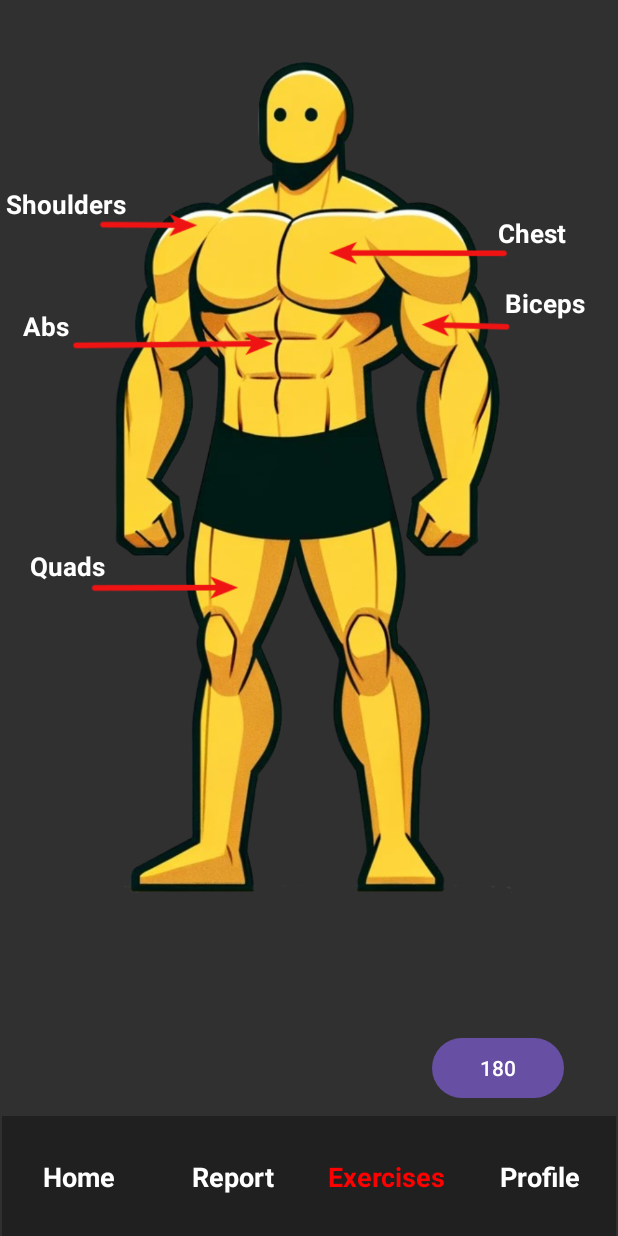
After one commit to FARH4D/workoutCompanion, an Android app: the exerciseActivity screen opened directly, with no data from a screen before it, on a phone screen of 412 x 824 dp. The commit adds this screen. Run offline under Robolectric (Android 15) with nearby library versions, the phone set to English and light mode, and no system bars.

Commit message:
Added exercise page foundations

```diff
--- a/app/src/main/AndroidManifest.xml
+++ b/app/src/main/AndroidManifest.xml
@@ -28,6 +28,9 @@
         <activity
             android:name=".reportActivity">
         </activity>
+        <activity
+            android:name=".exerciseActivity">
+        </activity>
     </application>
 
 </manifest>
--- /dev/null
+++ b/app/src/main/java/com/example/workoutcompanion/exerciseActivity.java
@@ -0,0 +1,64 @@
+package com.example.workoutcompanion;
+
+import android.os.Bundle;
+import android.view.View;
+import android.view.WindowManager;
+import android.view.animation.AlphaAnimation;
+import android.view.animation.Animation;
+import android.widget.Button;
+import android.widget.FrameLayout;
+import android.widget.ImageView;
+
+import androidx.appcompat.app.AppCompatActivity;
+
+public class exerciseActivity extends AppCompatActivity {
+    private boolean isFront = true;
+    @Override
+    protected void onCreate(Bundle savedInstanceState) {
+        super.onCreate(savedInstanceState);
+        setContentView(R.layout.exercise_page);
+        getWindow().addFlags(WindowManager.LayoutParams.FLAG_FULLSCREEN);
+
+        final FrameLayout frontContainer = findViewById(R.id.frontContainer);
+        final FrameLayout backContainer = findViewById(R.id.backContainer);
+        Button turnButton = findViewById(R.id.turnButton);
+        turnButton.setOnClickListener(new View.OnClickListener() {
+            @Override
+            public void onClick(View view) {
+                AlphaAnimation fadeOut = new AlphaAnimation(1.0f, 0.0f);
+                fadeOut.setDuration(300);
+
+                AlphaAnimation fadeIn = new AlphaAnimation(0.0f, 1.0f);
+                fadeIn.setDuration(500);
+
+                // Decides which image is going to be faded in or out depending on the isFront boolean.
+                final View toFadeOut = isFront ? frontContainer : backContainer;
+                final View toFadeIn = isFront ? backContainer : frontContainer;
+
+                // Animation listener so the fade in and out animations can happen one after the other rather than at the same time, allowing for smoother animation.
+                fadeOut.setAnimationListener(new Animation.AnimationListener() {
+                    @Override
+                    public void onAnimationStart(Animation animation) { }  // Necessary class to be implemented with AnimationListener.
+
+                    @Override
+                    public void onAnimationEnd(Animation animation) {
+                        // Hides the fading out image and starts fading in the new image.
+                        toFadeOut.setVisibility(View.GONE);
+                        toFadeIn.startAnimation(fadeIn);
+                        toFadeIn.setVisibility(View.VISIBLE);
+                    }
+
+                    @Override
+                    public void onAnimationRepeat(Animation animation) { }  // Necessary class to be implemented with AnimationListener
+                });
+
+                toFadeOut.startAnimation(fadeOut); // Starts the fade out animation
+
+                isFront = !isFront; // Toggles the boolean variable for the next button press.
+            }
+        });
+
+
+
+    }
+}
--- a/app/src/main/java/com/example/workoutcompanion/homeActivity.java
+++ b/app/src/main/java/com/example/workoutcompanion/homeActivity.java
@@ -12,21 +12,39 @@ import android.widget.TextView;
 
 public class homeActivity extends AppCompatActivity {
 
+ // REMEMBER TO COMMENT EVERYTHING
+
+
+
+
+    // REMEMBER TO COMMENT
+
     @Override
     protected void onCreate(Bundle savedInstanceState) {
         super.onCreate(savedInstanceState);
-        setContentView(R.layout.home_page);
-        getWindow().addFlags(WindowManager.LayoutParams.FLAG_FULLSCREEN);
+        setContentView(R.layout.home_page); // Gets the layout of the screen from home_page.xml and sets it according to that.
+        getWindow().addFlags(WindowManager.LayoutParams.FLAG_FULLSCREEN);  // Sets the application as full screen.
 
-        TextView reportButton = findViewById(R.id.navReport);
-        reportButton.setOnClickListener(new View.OnClickListener() {
+        TextView reportButton = findViewById(R.id.navReport); // Gets the id of the report button on the bottom nav bar.
+        reportButton.setOnClickListener(new View.OnClickListener() { // Creates an onClick listener for the report button so the application can detect when it has been clicked.
             @Override
             public void onClick(View view) {
-                Intent reportIntent = new Intent(homeActivity.this, reportActivity.class);
+                Intent reportIntent = new Intent(homeActivity.this, reportActivity.class); // Creates a new intent so the screen can be switched to the report screen.
                 startActivity(reportIntent);
+                overridePendingTransition(0, 0); // Gets rid of the animation when switching screens so the process looks smoother and less cheap.
+            }
+        });
+
+        TextView exerciseButton = findViewById(R.id.navExercises);
+        exerciseButton.setOnClickListener(new View.OnClickListener() {
+            @Override
+            public void onClick(View view) {
+                Intent exerciseIntent = new Intent(homeActivity.this, exerciseActivity.class);
+                startActivity(exerciseIntent);
                 overridePendingTransition(0, 0);
             }
         });
+
     }
     @Override
     public void onBackPressed() {
--- /dev/null
+++ b/app/src/main/res/layout/exercise_page.xml
@@ -0,0 +1,269 @@
+<?xml version="1.0" encoding="utf-8"?>
+<androidx.constraintlayout.widget.ConstraintLayout xmlns:android="http://schemas.android.com/apk/res/android"
+    xmlns:app="http://schemas.android.com/apk/res-auto"
+    xmlns:tools="http://schemas.android.com/tools"
+    android:layout_width="match_parent"
+    android:layout_height="match_parent"
+    android:background="#313030">
+
+    <FrameLayout
+        android:id="@+id/frontContainer"
+        android:layout_width="match_parent"
+        android:layout_height="wrap_content"
+        app:layout_constraintStart_toStartOf="parent"
+        app:layout_constraintTop_toTopOf="parent"
+        android:visibility="visible">
+
+        <ImageView
+            android:id="@+id/yellowGuyForward"
+            android:layout_gravity="center"
+            android:layout_width="350dp"
+            android:layout_height="590dp"
+            android:layout_marginStart="49dp"
+            android:layout_marginTop="5dp"
+            android:layout_marginEnd="49dp"
+            app:layout_constraintEnd_toEndOf="parent"
+            app:layout_constraintHorizontal_bias="0.52"
+            app:layout_constraintStart_toStartOf="parent"
+            app:layout_constraintTop_toTopOf="parent"
+            app:srcCompat="@drawable/yellowguy_forward" />
+
+        <TextView
+            android:id="@+id/shoulderLabel"
+            android:layout_width="90dp"
+            android:layout_height="25dp"
+            android:text="Shoulders"
+            android:textColor="@color/white"
+            android:textStyle="bold"
+            android:textSize="17sp"
+            android:layout_marginTop="124dp"
+            android:layout_marginLeft="4dp"/>
+
+        <TextView
+            android:id="@+id/chestLabel"
+            android:layout_width="80dp"
+            android:layout_height="25dp"
+            android:text="Chest"
+            android:layout_gravity="right"
+            android:textColor="@color/white"
+            android:textStyle="bold"
+            android:textSize="17sp"
+            android:layout_marginTop="143dp" />
+
+        <TextView
+            android:id="@+id/absLabel"
+            android:layout_width="90dp"
+            android:layout_height="25dp"
+            android:text="Abs"
+            android:textColor="@color/white"
+            android:textStyle="bold"
+            android:textSize="17sp"
+            android:layout_marginTop="205dp"
+            android:layout_marginLeft="15dp"/>
+
+        <TextView
+            android:id="@+id/bicepLabel"
+            android:layout_width="75dp"
+            android:layout_height="25dp"
+            android:text="Biceps"
+            android:layout_gravity="right"
+            android:textColor="@color/white"
+            android:textStyle="bold"
+            android:textSize="17sp"
+            android:layout_marginTop="190dp"
+            android:layout_marginLeft="12dp"/>
+
+        <TextView
+            android:id="@+id/quadLabel"
+            android:layout_width="90dp"
+            android:layout_height="25dp"
+            android:text="Quads"
+            android:textColor="@color/white"
+            android:textStyle="bold"
+            android:textSize="17sp"
+            android:layout_marginTop="365dp"
+            android:layout_marginLeft="20dp"/>
+
+
+    </FrameLayout>
+
+    <FrameLayout
+        android:id="@+id/backContainer"
+        android:layout_width="match_parent"
+        android:layout_height="wrap_content"
+        app:layout_constraintEnd_toEndOf="parent"
+        app:layout_constraintStart_toStartOf="parent"
+        app:layout_constraintTop_toTopOf="parent"
+        android:visibility="gone">
+
+
+        <ImageView
+            android:id="@+id/yellowGuyBackward"
+            android:layout_gravity="center"
+            android:layout_width="350dp"
+            android:layout_height="590dp"
+            android:layout_marginStart="49dp"
+            android:layout_marginTop="5dp"
+            android:layout_marginEnd="49dp"
+            app:layout_constraintEnd_toEndOf="parent"
+            app:layout_constraintHorizontal_bias="0.52"
+            app:layout_constraintStart_toStartOf="parent"
+            app:layout_constraintTop_toTopOf="parent"
+            app:srcCompat="@drawable/yellowguy_backward" />
+
+        <TextView
+            android:id="@+id/trapLabel"
+            android:layout_width="90dp"
+            android:layout_height="25dp"
+            android:text="Traps"
+            android:textColor="@color/white"
+            android:textStyle="bold"
+            android:textSize="17sp"
+            android:layout_marginTop="106dp"
+            android:layout_marginLeft="20dp"/>
+
+        <TextView
+            android:id="@+id/gluteLabel"
+            android:layout_width="85dp"
+            android:layout_height="25dp"
+            android:text="Glutes"
+            android:layout_gravity="right"
+            android:textColor="@color/white"
+            android:textStyle="bold"
+            android:textSize="17sp"
+            android:layout_marginTop="288dp" />
+
+        <TextView
+            android:id="@+id/tricepLabel"
+            android:layout_width="80dp"
+            android:layout_height="25dp"
+            android:text="Triceps"
+            android:textColor="@color/white"
+            android:textStyle="bold"
+            android:textSize="17sp"
+            android:layout_marginTop="187dp"
+            android:layout_marginLeft="3dp"/>
+
+        <TextView
+            android:id="@+id/latLabel"
+            android:layout_width="75dp"
+            android:layout_height="25dp"
+            android:text="Lats"
+            android:layout_gravity="right"
+            android:textColor="@color/white"
+            android:textStyle="bold"
+            android:textSize="17sp"
+            android:layout_marginTop="190dp"
+            android:layout_marginRight="20dp"/>
+
+        <TextView
+            android:id="@+id/hamstringLabel"
+            android:layout_width="90dp"
+            android:layout_height="25dp"
+            android:text="Hamstrings"
+            android:textColor="@color/white"
+            android:textStyle="bold"
+            android:textSize="17sp"
+            android:layout_marginTop="350dp"
+            android:layout_marginLeft="3dp"/>
+
+        <TextView
+            android:id="@+id/calfLabel"
+            android:layout_width="90dp"
+            android:layout_height="25dp"
+            android:text="Calves"
+            android:layout_gravity="right"
+            android:textColor="@color/white"
+            android:textStyle="bold"
+            android:textSize="17sp"
+            android:layout_marginTop="448dp"
+            android:layout_marginRight="10dp"/>
+
+    </FrameLayout>
+
+
+
+    <androidx.constraintlayout.widget.ConstraintLayout
+        android:id="@+id/bottomBar"
+        android:layout_width="409dp"
+        android:layout_height="80dp"
+        android:background="#202020"
+        app:layout_constraintBottom_toBottomOf="parent"
+        app:layout_constraintEnd_toEndOf="parent"
+        app:layout_constraintStart_toStartOf="parent">
+
+        <TextView
+            android:id="@+id/navHome"
+            android:layout_width="0dp"
+            android:layout_height="wrap_content"
+            android:gravity="center"
+            android:text="Home"
+            android:textColor="@color/white"
+            android:textSize="18dp"
+            android:textStyle="bold"
+            android:clickable="true"
+            app:layout_constraintBottom_toBottomOf="parent"
+            app:layout_constraintEnd_toStartOf="@id/navReport"
+            app:layout_constraintHorizontal_chainStyle="spread"
+            app:layout_constraintStart_toStartOf="parent"
+            app:layout_constraintTop_toTopOf="parent" />
+
+        <TextView
+            android:id="@+id/navReport"
+            android:layout_width="0dp"
+            android:layout_height="wrap_content"
+            android:gravity="center"
+            android:text="Report"
+            android:textColor="@color/white"
+            android:textSize="18dp"
+            android:textStyle="bold"
+            android:clickable="true"
+            app:layout_constraintBottom_toBottomOf="parent"
+            app:layout_constraintEnd_toStartOf="@id/navExercises"
+            app:layout_constraintStart_toEndOf="@id/navHome"
+            app:layout_constraintTop_toTopOf="parent" />
+
+        <TextView
+            android:id="@+id/navExercises"
+            android:layout_width="0dp"
+            android:layout_height="wrap_content"
+            android:gravity="center"
+            android:text="Exercises"
+            android:textColor="#FF0000"
+            android:textSize="18dp"
+            android:textStyle="bold"
+            android:clickable="true"
+            app:layout_constraintBottom_toBottomOf="parent"
+            app:layout_constraintEnd_toStartOf="@id/navProfile"
+            app:layout_constraintStart_toEndOf="@id/navReport"
+            app:layout_constraintTop_toTopOf="parent" />
+
+        <TextView
+            android:id="@+id/navProfile"
+            android:layout_width="0dp"
+            android:layout_height="wrap_content"
+            android:gravity="center"
+            android:text="Profile"
+            android:textColor="@color/white"
+            android:textSize="18dp"
+            android:textStyle="bold"
+            android:clickable="true"
+            app:layout_constraintBottom_toBottomOf="parent"
+            app:layout_constraintEnd_toEndOf="parent"
+            app:layout_constraintStart_toEndOf="@id/navExercises"
+            app:layout_constraintTop_toTopOf="parent" />
+
+    </androidx.constraintlayout.widget.ConstraintLayout>
+
+    <Button
+        android:id="@+id/turnButton"
+        android:layout_width="wrap_content"
+        android:layout_height="wrap_content"
+        android:layout_marginEnd="36dp"
+        android:layout_marginBottom="8dp"
+        android:text="180"
+        app:layout_constraintBottom_toTopOf="@+id/bottomBar"
+        app:layout_constraintEnd_toEndOf="parent" />
+
+
+</androidx.constraintlayout.widget.ConstraintLayout>
--- a/app/src/main/res/layout/home_page.xml
+++ b/app/src/main/res/layout/home_page.xml
@@ -281,6 +281,7 @@
             android:textColor="@color/white"
             android:textSize="18dp"
             android:textStyle="bold"
+            android:clickable="true"
             app:layout_constraintBottom_toBottomOf="parent"
             app:layout_constraintEnd_toStartOf="@id/navProfile"
             app:layout_constraintStart_toEndOf="@id/navReport"
@@ -295,6 +296,7 @@
             android:textColor="@color/white"
             android:textSize="18dp"
             android:textStyle="bold"
+            android:clickable="true"
             app:layout_constraintBottom_toBottomOf="parent"
             app:layout_constraintEnd_toEndOf="parent"
             app:layout_constraintStart_toEndOf="@id/navExercises"
```
Also changed, not shown: app/src/main/res/drawable/yellowguy_backward.png (added), app/src/main/res/drawable/yellowguy_forward.png (added).
